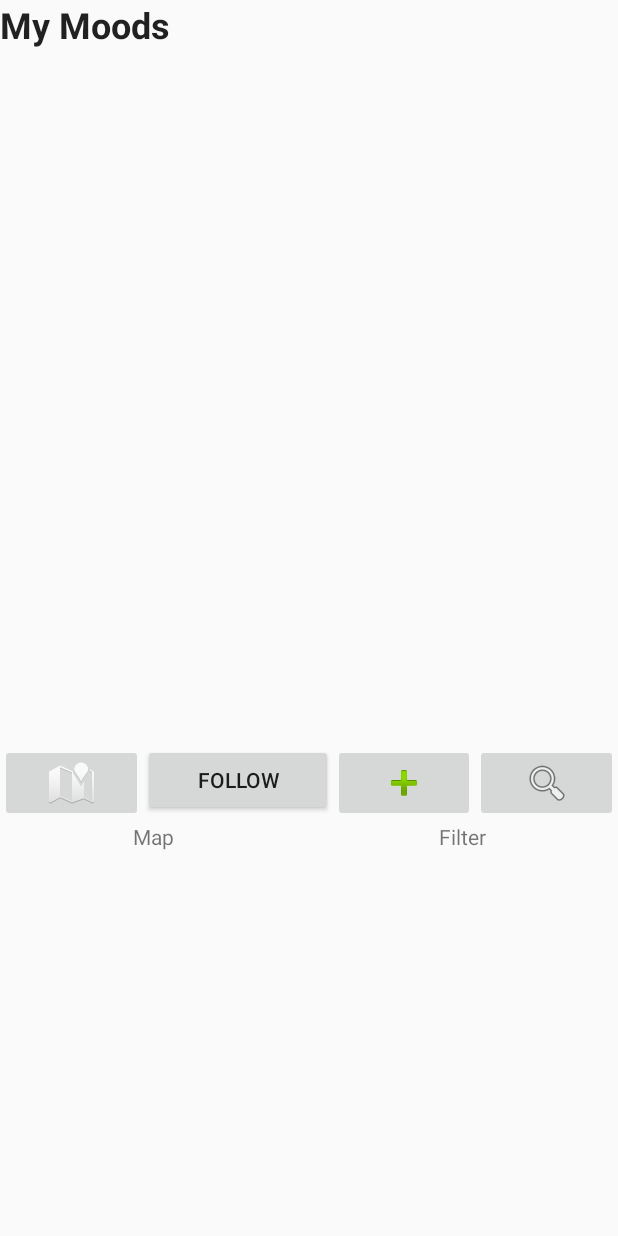
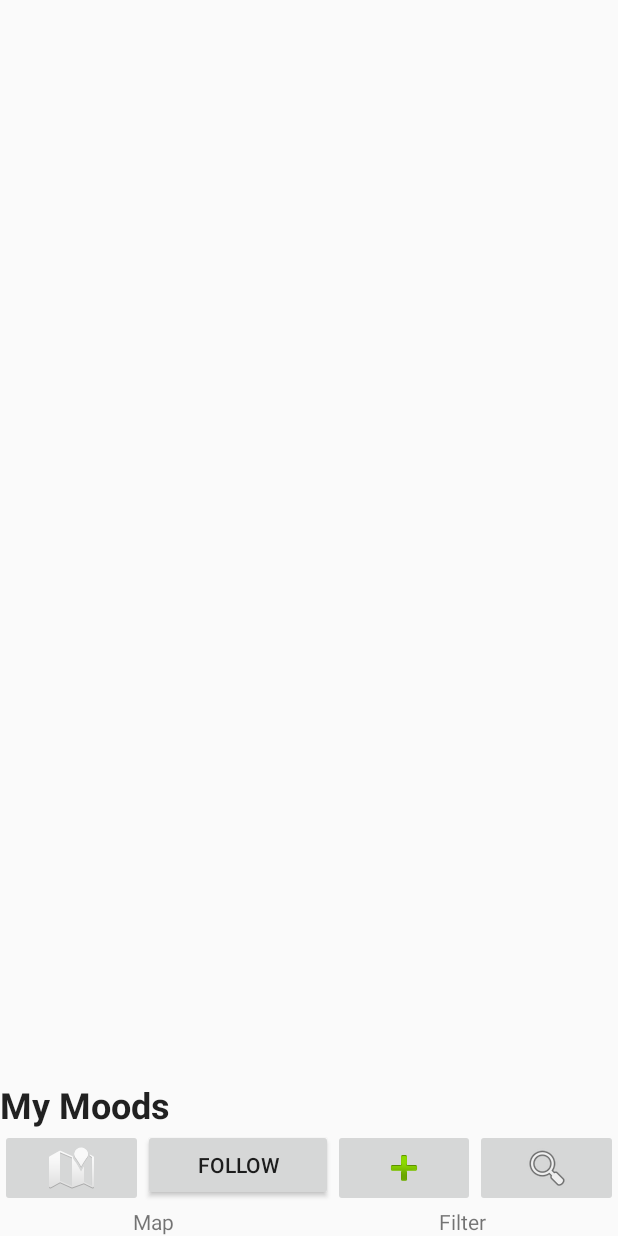
Before and after one commit to CMPUT301W17T16/Andromeda, an Android app: the layout activity_user_info.xml on its own in the app's theme, with its tools: preview values and no code run, on a phone screen of 412 x 824 dp. Run offline under Robolectric (Android 15) with nearby library versions, the phone set to English and light mode, and no system bars.

Commit message:
fixed tests and updated userInfo

```diff
--- a/app/src/main/java/ca/ualberta/andromeda/UserController.java
+++ b/app/src/main/java/ca/ualberta/andromeda/UserController.java
@@ -26,7 +26,7 @@ public class UserController {
     }
 
     public User createUser(String username, String password){
-        User user = new User(username, password);
+        User user = new User(username);
         this.addUser(user);
         return user;
     }
--- a/app/src/main/res/layout/activity_user_info.xml
+++ b/app/src/main/res/layout/activity_user_info.xml
@@ -1,14 +1,19 @@
 <?xml version="1.0" encoding="utf-8"?>
-<LinearLayout xmlns:android="http://schemas.android.com/apk/res/android"
+<RelativeLayout
+    xmlns:android="http://schemas.android.com/apk/res/android"
     xmlns:app="http://schemas.android.com/apk/res-auto"
     xmlns:tools="http://schemas.android.com/tools"
     android:orientation="vertical"
     android:layout_width="match_parent"
+    android:layout_height="match_parent"
+    android:id="@+id/activity_main"
+    tools:context="ca.ualberta.andromeda.user_info">
+
+    <LinearLayout
+        android:layout_width="match_parent"
         android:layout_height="wrap_content"
-    android:layout_alignParentStart="true"
-    android:id="@+id/activity_main"
-    tools:context="ca.ualberta.andromeda.user_info"
-    app:layout_collapseParallaxMultiplier="1.0">
+        android:orientation="vertical"
+        android:layout_above="@+id/linearLayout2">
 
         <TextView
             android:id="@+id/userMood"
@@ -20,16 +25,19 @@
             tools:text="My Moods" />
 
         <ListView
+            android:id="@+id/MoodList"
             android:layout_width="match_parent"
-        android:layout_height="463dp"
-        android:id="@+id/MoodList"/>
+            android:layout_height="wrap_content"
+            android:scrollbars="horizontal|vertical" />
+    </LinearLayout>
 
     <LinearLayout
         android:orientation="horizontal"
         android:layout_width="match_parent"
         android:layout_height="wrap_content"
-        android:layout_below="@+id/userMood"
-        android:layout_alignParentStart="true">
+        android:layout_above="@+id/linearLayout"
+        android:layout_alignParentStart="true"
+        android:id="@+id/linearLayout2">
 
         <ImageButton
             android:layout_width="wrap_content"
@@ -37,10 +45,11 @@
             android:layout_weight="1.03"
             app:srcCompat="@android:drawable/ic_dialog_map"
             android:id="@+id/mapButton"
-            android:onClick="openMap"/>
+            android:onClick="openMap"
+            android:contentDescription="" />
 
         <Button
-            android:text="Follow"
+            android:text="@string/follow"
             android:layout_width="wrap_content"
             android:layout_height="wrap_content"
             android:id="@+id/follow"
@@ -69,10 +78,13 @@
         android:orientation="horizontal"
         android:layout_width="fill_parent"
         android:layout_height="wrap_content"
-        android:gravity="center_vertical|center_horizontal">
+        android:gravity="center_vertical|center_horizontal"
+        android:layout_alignParentBottom="true"
+        android:layout_alignParentStart="true"
+        android:id="@+id/linearLayout">
 
         <TextView
-            android:text="Map"
+            android:text="@string/map"
             android:layout_width="wrap_content"
             android:layout_height="wrap_content"
             android:gravity="start"
@@ -80,7 +92,7 @@
             android:textAlignment="center" />
 
         <TextView
-            android:text="Filter"
+            android:text="@string/filter"
             android:layout_width="wrap_content"
             android:layout_height="wrap_content"
             android:gravity="end"
@@ -89,4 +101,4 @@
 
     </LinearLayout>
 
-</LinearLayout>
+</RelativeLayout>
--- a/app/src/main/res/values/strings.xml
+++ b/app/src/main/res/values/strings.xml
@@ -1,3 +1,6 @@
 <resources>
     <string name="app_name">Andromeda</string>
+    <string name="filter">Filter</string>
+    <string name="follow">Follow</string>
+    <string name="map">Map</string>
 </resources>
```
Also changed, not shown: app/src/main/java/ca/ualberta/andromeda/User.java (+2 -12 lines), gradle/wrapper/gradle-wrapper.properties (added), 5 other files. Lines whose indentation alone changed are shown as unchanged.
